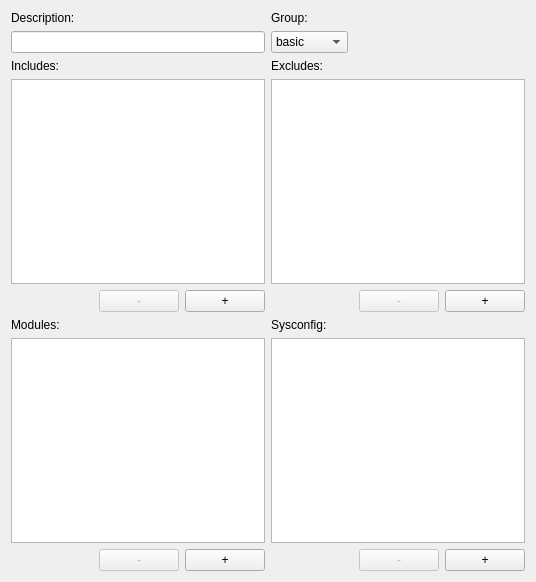
This is tools/setupfiletool/ui/widgetsetup.ui in mlz-ictrl/nicos as Qt 5 draws it before an edit. The edited form follows.
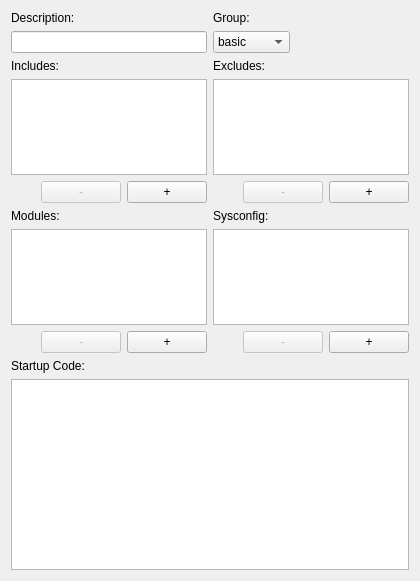
This is the edited form. Custom widgets are drawn as their Qt base class.

Commit message:
tools/setupfiletool: can now edit startup code
Integrated a QPlainTextEdit to allow changing the setup's startupcode.
Of course the setupEdited signal gets emitted when the user changes the text.
This required a workaround as QPlainTextEdit implements no such signal
(while QLineEdit for example does).

```diff
--- a/tools/setupfiletool/ui/widgetsetup.ui
+++ b/tools/setupfiletool/ui/widgetsetup.ui
@@ -6,18 +6,52 @@
    <rect>
     <x>0</x>
     <y>0</y>
-    <width>536</width>
-    <height>582</height>
+    <width>420</width>
+    <height>581</height>
    </rect>
   </property>
   <property name="windowTitle">
    <string>Form</string>
   </property>
-  <layout class="QGridLayout" name="gridLayout">
-   <item row="0" column="0">
-    <widget class="QLabel" name="labelDescription">
+  <layout class="QGridLayout" name="gridLayout" rowstretch="0,0,0,1,0,0,1,0,0,2">
+   <item row="7" column="1">
+    <layout class="QHBoxLayout" name="horizontalLayoutSysconfigButtons" stretch="5,0,0">
+     <item>
+      <spacer name="horizontalSpacerSysconfigButtons">
+       <property name="orientation">
+        <enum>Qt::Horizontal</enum>
+       </property>
+       <property name="sizeHint" stdset="0">
+        <size>
+         <width>68</width>
+         <height>20</height>
+        </size>
+       </property>
+      </spacer>
+     </item>
+     <item>
+      <widget class="QPushButton" name="pushButtonRemoveSysconfig">
+       <property name="enabled">
+        <bool>false</bool>
+       </property>
+       <property name="text">
+        <string>-</string>
+       </property>
+      </widget>
+     </item>
+     <item>
+      <widget class="QPushButton" name="pushButtonAddSysconfig">
+       <property name="text">
+        <string>+</string>
+       </property>
+      </widget>
+     </item>
+    </layout>
+   </item>
+   <item row="8" column="0">
+    <widget class="QLabel" name="labelStartupCode">
      <property name="text">
-      <string>Description:</string>
+      <string>Startup Code:</string>
      </property>
     </widget>
    </item>
@@ -28,9 +62,126 @@
      </property>
     </widget>
    </item>
+   <item row="3" column="0">
+    <widget class="QListWidget" name="listWidgetIncludes"/>
+   </item>
+   <item row="3" column="1">
+    <widget class="QListWidget" name="listWidgetExcludes"/>
+   </item>
+   <item row="0" column="0">
+    <widget class="QLabel" name="labelDescription">
+     <property name="text">
+      <string>Description:</string>
+     </property>
+    </widget>
+   </item>
+   <item row="2" column="1">
+    <widget class="QLabel" name="labelExcludes">
+     <property name="text">
+      <string>Excludes:</string>
+     </property>
+    </widget>
+   </item>
+   <item row="5" column="0">
+    <widget class="QLabel" name="labelModules">
+     <property name="text">
+      <string>Modules:</string>
+     </property>
+    </widget>
+   </item>
+   <item row="4" column="1">
+    <layout class="QHBoxLayout" name="horizontalLayoutExcludeButtons" stretch="5,0,0">
+     <item>
+      <spacer name="horizontalSpacerExcludeButtons">
+       <property name="orientation">
+        <enum>Qt::Horizontal</enum>
+       </property>
+       <property name="sizeHint" stdset="0">
+        <size>
+         <width>68</width>
+         <height>20</height>
+        </size>
+       </property>
+      </spacer>
+     </item>
+     <item>
+      <widget class="QPushButton" name="pushButtonRemoveExclude">
+       <property name="enabled">
+        <bool>false</bool>
+       </property>
+       <property name="text">
+        <string>-</string>
+       </property>
+      </widget>
+     </item>
+     <item>
+      <widget class="QPushButton" name="pushButtonAddExclude">
+       <property name="text">
+        <string>+</string>
+       </property>
+      </widget>
+     </item>
+    </layout>
+   </item>
+   <item row="4" column="0">
+    <layout class="QHBoxLayout" name="horizontalLayoutIncludeButtons" stretch="5,0,0">
+     <item>
+      <spacer name="horizontalSpacerIncludeButtons">
+       <property name="orientation">
+        <enum>Qt::Horizontal</enum>
+       </property>
+       <property name="sizeHint" stdset="0">
+        <size>
+         <width>68</width>
+         <height>20</height>
+        </size>
+       </property>
+      </spacer>
+     </item>
+     <item>
+      <widget class="QPushButton" name="pushButtonRemoveInclude">
+       <property name="enabled">
+        <bool>false</bool>
+       </property>
+       <property name="text">
+        <string>-</string>
+       </property>
+      </widget>
+     </item>
+     <item>
+      <widget class="QPushButton" name="pushButtonAddInclude">
+       <property name="text">
+        <string>+</string>
+       </property>
+      </widget>
+     </item>
+    </layout>
+   </item>
    <item row="1" column="0">
     <widget class="QLineEdit" name="lineEditDescription"/>
    </item>
+   <item row="2" column="0">
+    <widget class="QLabel" name="labelIncludes">
+     <property name="text">
+      <string>Includes:</string>
+     </property>
+    </widget>
+   </item>
+   <item row="6" column="1">
+    <widget class="SysconfigWidget" name="treeWidgetSysconfig">
+     <property name="expandsOnDoubleClick">
+      <bool>false</bool>
+     </property>
+     <attribute name="headerVisible">
+      <bool>false</bool>
+     </attribute>
+     <column>
+      <property name="text">
+       <string>Sysconfig</string>
+      </property>
+     </column>
+    </widget>
+   </item>
    <item row="1" column="1">
     <layout class="QHBoxLayout" name="horizontalLayoutGroupComboBox">
      <item>
@@ -77,101 +228,6 @@
      </item>
     </layout>
    </item>
-   <item row="2" column="0">
-    <widget class="QLabel" name="labelIncludes">
-     <property name="text">
-      <string>Includes:</string>
-     </property>
-    </widget>
-   </item>
-   <item row="2" column="1">
-    <widget class="QLabel" name="labelExcludes">
-     <property name="text">
-      <string>Excludes:</string>
-     </property>
-    </widget>
-   </item>
-   <item row="3" column="0">
-    <widget class="QListWidget" name="listWidgetIncludes"/>
-   </item>
-   <item row="3" column="1">
-    <widget class="QListWidget" name="listWidgetExcludes"/>
-   </item>
-   <item row="4" column="0">
-    <layout class="QHBoxLayout" name="horizontalLayoutIncludeButtons" stretch="5,0,0">
-     <item>
-      <spacer name="horizontalSpacerIncludeButtons">
-       <property name="orientation">
-        <enum>Qt::Horizontal</enum>
-       </property>
-       <property name="sizeHint" stdset="0">
-        <size>
-         <width>68</width>
-         <height>20</height>
-        </size>
-       </property>
-      </spacer>
-     </item>
-     <item>
-      <widget class="QPushButton" name="pushButtonRemoveInclude">
-       <property name="enabled">
-        <bool>false</bool>
-       </property>
-       <property name="text">
-        <string>-</string>
-       </property>
-      </widget>
-     </item>
-     <item>
-      <widget class="QPushButton" name="pushButtonAddInclude">
-       <property name="text">
-        <string>+</string>
-       </property>
-      </widget>
-     </item>
-    </layout>
-   </item>
-   <item row="4" column="1">
-    <layout class="QHBoxLayout" name="horizontalLayoutExcludeButtons" stretch="5,0,0">
-     <item>
-      <spacer name="horizontalSpacerExcludeButtons">
-       <property name="orientation">
-        <enum>Qt::Horizontal</enum>
-       </property>
-       <property name="sizeHint" stdset="0">
-        <size>
-         <width>68</width>
-         <height>20</height>
-        </size>
-       </property>
-      </spacer>
-     </item>
-     <item>
-      <widget class="QPushButton" name="pushButtonRemoveExclude">
-       <property name="enabled">
-        <bool>false</bool>
-       </property>
-       <property name="text">
-        <string>-</string>
-       </property>
-      </widget>
-     </item>
-     <item>
-      <widget class="QPushButton" name="pushButtonAddExclude">
-       <property name="text">
-        <string>+</string>
-       </property>
-      </widget>
-     </item>
-    </layout>
-   </item>
-   <item row="5" column="0">
-    <widget class="QLabel" name="labelModules">
-     <property name="text">
-      <string>Modules:</string>
-     </property>
-    </widget>
-   </item>
    <item row="5" column="1">
     <widget class="QLabel" name="labelSysconfig">
      <property name="text">
@@ -216,54 +272,8 @@
      </item>
     </layout>
    </item>
-   <item row="7" column="1">
-    <layout class="QHBoxLayout" name="horizontalLayoutSysconfigButtons" stretch="5,0,0">
-     <item>
-      <spacer name="horizontalSpacerSysconfigButtons">
-       <property name="orientation">
-        <enum>Qt::Horizontal</enum>
-       </property>
-       <property name="sizeHint" stdset="0">
-        <size>
-         <width>68</width>
-         <height>20</height>
-        </size>
-       </property>
-      </spacer>
-     </item>
-     <item>
-      <widget class="QPushButton" name="pushButtonRemoveSysconfig">
-       <property name="enabled">
-        <bool>false</bool>
-       </property>
-       <property name="text">
-        <string>-</string>
-       </property>
-      </widget>
-     </item>
-     <item>
-      <widget class="QPushButton" name="pushButtonAddSysconfig">
-       <property name="text">
-        <string>+</string>
-       </property>
-      </widget>
-     </item>
-    </layout>
-   </item>
-   <item row="6" column="1">
-    <widget class="SysconfigWidget" name="treeWidgetSysconfig">
-     <property name="expandsOnDoubleClick">
-      <bool>false</bool>
-     </property>
-     <attribute name="headerVisible">
-      <bool>false</bool>
-     </attribute>
-     <column>
-      <property name="text">
-       <string>Sysconfig</string>
-      </property>
-     </column>
-    </widget>
+   <item row="9" column="0" colspan="2">
+    <widget class="QPlainTextEdit" name="textEditStartupCode"/>
    </item>
   </layout>
   <zorder>labelExcludes</zorder>
```
Left out of the diff: 2 changed lines with no effect on the pictures. The commit also changes 1 other file.
